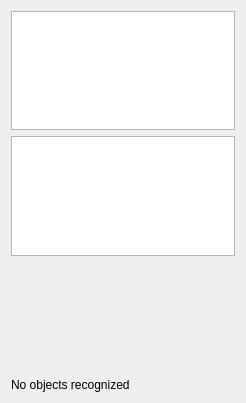
Qt form src/ui/ObjectDetectionView.ui (mavlink/qgroundcontrol) before a commit.
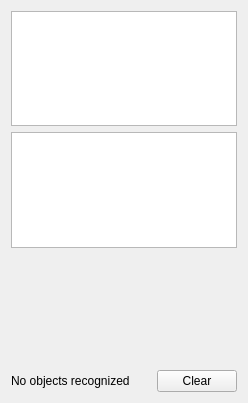
The same form after that commit.

Commit message: [landauf] added button to clear the pattern and letter lists

Patch:
```diff
--- a/src/ui/ObjectDetectionView.ui
+++ b/src/ui/ObjectDetectionView.ui
@@ -13,25 +13,37 @@
   <property name="windowTitle">
    <string>Form</string>
   </property>
-  <layout class="QGridLayout" name="gridLayout" columnstretch="10,10" columnminimumwidth="0,0">
-   <item row="0" column="0" colspan="2">
+  <layout class="QGridLayout" name="gridLayout">
+   <item row="0" column="0" colspan="3">
     <widget class="QListWidget" name="listWidget"/>
    </item>
-   <item row="1" column="0" colspan="2">
+   <item row="1" column="0" colspan="3">
     <widget class="QListWidget" name="letterListWidget"/>
    </item>
    <item row="2" column="0">
     <widget class="QLabel" name="imageLabel">
      <property name="sizePolicy">
       <sizepolicy hsizetype="Preferred" vsizetype="Preferred">
-       <horstretch>1</horstretch>
-       <verstretch>1</verstretch>
+       <horstretch>10</horstretch>
+       <verstretch>10</verstretch>
       </sizepolicy>
      </property>
      <property name="minimumSize">
       <size>
-       <width>64</width>
-       <height>64</height>
+       <width>110</width>
+       <height>110</height>
+      </size>
+     </property>
+     <property name="sizeIncrement">
+      <size>
+       <width>2</width>
+       <height>2</height>
+      </size>
+     </property>
+     <property name="baseSize">
+      <size>
+       <width>10</width>
+       <height>10</height>
       </size>
      </property>
      <property name="text">
@@ -39,7 +51,7 @@
      </property>
     </widget>
    </item>
-   <item row="2" column="1">
+   <item row="2" column="1" colspan="2">
     <widget class="QLabel" name="letterLabel">
      <property name="sizePolicy">
       <sizepolicy hsizetype="Preferred" vsizetype="Preferred">
@@ -47,6 +59,12 @@
        <verstretch>10</verstretch>
       </sizepolicy>
      </property>
+     <property name="minimumSize">
+      <size>
+       <width>110</width>
+       <height>110</height>
+      </size>
+     </property>
      <property name="sizeIncrement">
       <size>
        <width>2</width>
@@ -78,6 +96,19 @@
      </property>
     </widget>
    </item>
+   <item row="3" column="2">
+    <widget class="QPushButton" name="clearButton">
+     <property name="maximumSize">
+      <size>
+       <width>80</width>
+       <height>16777215</height>
+      </size>
+     </property>
+     <property name="text">
+      <string>Clear</string>
+     </property>
+    </widget>
+   </item>
   </layout>
  </widget>
  <resources/>
```
The commit also changes 2 other files.
